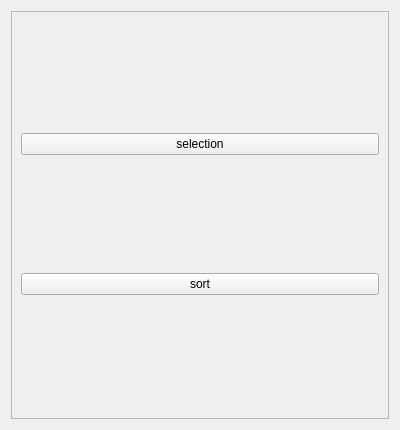
This is src/view/questions_menu.ui in RyotaUnzai/EnglishLeaner as Qt 5 draws it before an edit. The edited form follows.
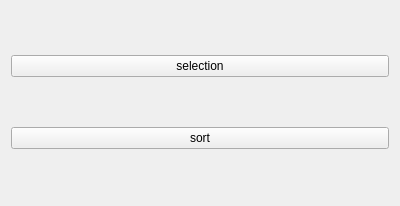
This is the edited form.

```diff
--- a/src/view/questions_menu.ui
+++ b/src/view/questions_menu.ui
@@ -7,7 +7,7 @@
     <x>0</x>
     <y>0</y>
     <width>400</width>
-    <height>430</height>
+    <height>206</height>
    </rect>
   </property>
   <property name="windowTitle">
@@ -15,29 +15,17 @@
   </property>
   <layout class="QVBoxLayout" name="verticalLayout_3">
    <item>
-    <widget class="QFrame" name="frame_3">
-     <property name="frameShape">
-      <enum>QFrame::StyledPanel</enum>
-     </property>
-     <property name="frameShadow">
-      <enum>QFrame::Raised</enum>
-     </property>
-     <layout class="QGridLayout" name="gridLayout_2">
-      <item row="0" column="0">
        <widget class="QPushButton" name="pushButtonSelection">
         <property name="text">
          <string>selection</string>
         </property>
        </widget>
       </item>
-      <item row="1" column="0">
+   <item>
        <widget class="QPushButton" name="pushButtonSort">
         <property name="text">
          <string>sort</string>
         </property>
-       </widget>
-      </item>
-     </layout>
     </widget>
    </item>
   </layout>
```
Lines whose indentation alone changed are shown as unchanged.
